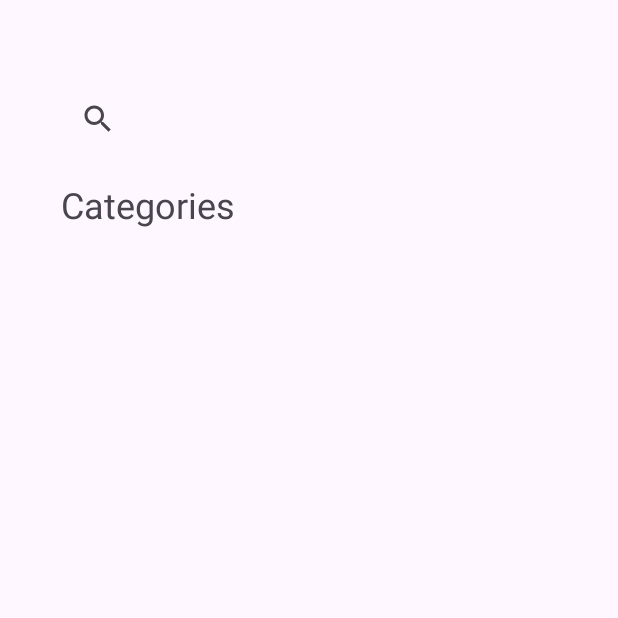
After one commit to Raefabdulnazir/FurniCart, an Android app: the HomePageActivity screen opened directly, with no data from a screen before it, on a phone screen of 412 x 824 dp, the top half of it. The commit adds this screen. Run offline under Robolectric (Android 15) with nearby library versions, the phone set to English and light mode, and no system bars.

Commit message:
adding home page

```diff
--- a/app/build.gradle.kts
+++ b/app/build.gradle.kts
@@ -56,6 +56,7 @@ dependencies {
     implementation("androidx.lifecycle:lifecycle-livedata-ktx:2.6.2")
     implementation("androidx.lifecycle:lifecycle-viewmodel-ktx:2.6.2")
     implementation("com.google.firebase:firebase-auth:22.2.0")
+    implementation("com.android.car.ui:car-ui-lib:2.5.1")
     testImplementation("junit:junit:4.13.2")
     androidTestImplementation("androidx.test.ext:junit:1.1.5")
     androidTestImplementation("androidx.test.espresso:espresso-core:3.5.1")
--- /dev/null
+++ b/app/src/main/java/com/example/furnicart/HomePageActivity.kt
@@ -0,0 +1,11 @@
+package com.example.furnicart
+
+import androidx.appcompat.app.AppCompatActivity
+import android.os.Bundle
+
+class HomePageActivity : AppCompatActivity() {
+    override fun onCreate(savedInstanceState: Bundle?) {
+        super.onCreate(savedInstanceState)
+        setContentView(R.layout.activity_home_page)
+    }
+}
--- a/app/src/main/java/com/example/furnicart/LoginActivity.kt
+++ b/app/src/main/java/com/example/furnicart/LoginActivity.kt
@@ -58,7 +58,7 @@ class LoginActivity : AppCompatActivity() {
                         etPass.setCompoundDrawablesWithIntrinsicBounds(
                             0,
                             0,
-                            R.drawable.password_icon,
+                            R.drawable.password_closed_icon,
                             0
                         )
 
--- /dev/null
+++ b/app/src/main/res/layout/activity_home_page.xml
@@ -0,0 +1,32 @@
+<?xml version="1.0" encoding="utf-8"?>
+<androidx.constraintlayout.widget.ConstraintLayout xmlns:android="http://schemas.android.com/apk/res/android"
+    xmlns:app="http://schemas.android.com/apk/res-auto"
+    xmlns:tools="http://schemas.android.com/tools"
+    android:layout_width="match_parent"
+    android:layout_height="match_parent"
+    tools:context=".HomePageActivity">
+
+    <SearchView
+        android:id="@+id/searchBar"
+        android:layout_width="330dp"
+        android:layout_height="30dp"
+        app:layout_constraintBottom_toBottomOf="parent"
+        app:layout_constraintEnd_toEndOf="parent"
+        app:layout_constraintHorizontal_bias="0.506"
+        app:layout_constraintStart_toStartOf="parent"
+        app:layout_constraintTop_toTopOf="parent"
+        app:layout_constraintVertical_bias="0.081" />
+
+    <TextView
+        android:id="@+id/categoriesTextView"
+        android:layout_width="wrap_content"
+        android:layout_height="wrap_content"
+        android:text="Categories"
+        android:textSize="24sp"
+        app:layout_constraintBottom_toBottomOf="parent"
+        app:layout_constraintEnd_toEndOf="parent"
+        app:layout_constraintHorizontal_bias="0.138"
+        app:layout_constraintStart_toStartOf="parent"
+        app:layout_constraintTop_toBottomOf="@+id/searchBar"
+        app:layout_constraintVertical_bias="0.037" />
+</androidx.constraintlayout.widget.ConstraintLayout>
```
Also changed, not shown: app/src/main/AndroidManifest.xml (+4 -4 lines), app/src/main/res/drawable/password_closed_icon.xml (added, +9 -0 lines).
